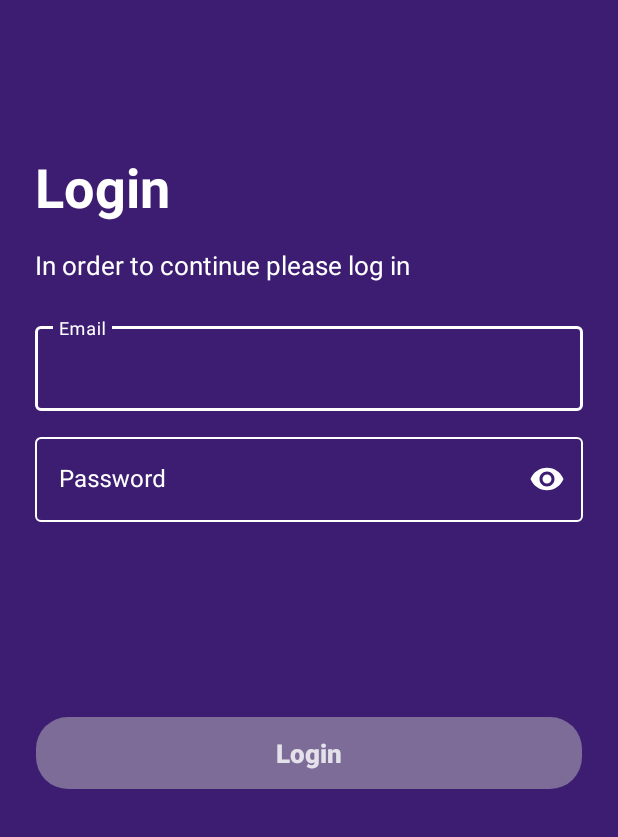
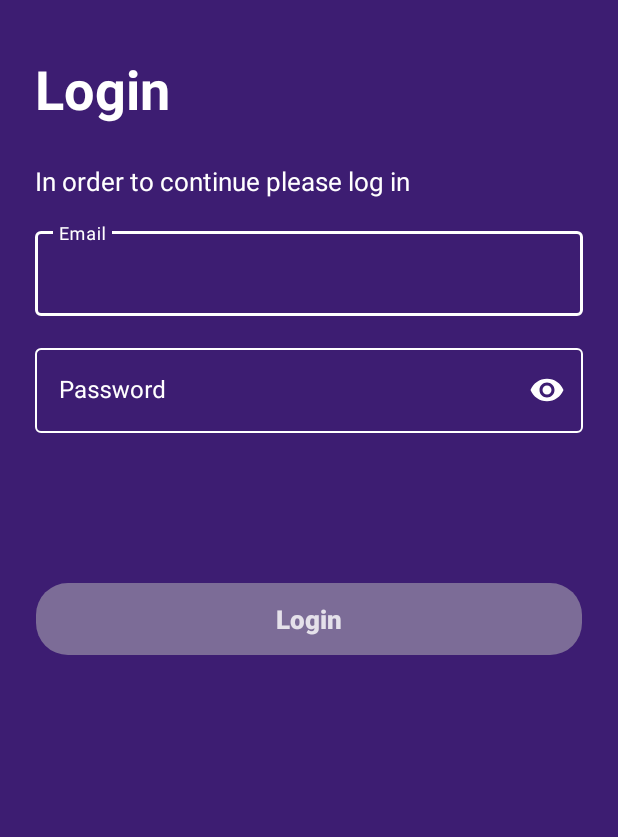
Before and after one commit to Pestilence01/infinum-academy-shows-app-Pestilence01, an Android app: the screen it shows after launch (LoginActivity), on a phone screen of 412 x 824 dp, the part 399-1236 px from its top. Run offline under Robolectric (Android 15) with nearby library versions, the phone set to English and light mode, and no system bars.

Commit message:
Added a Scroll View, polished the UI, changed all hardcoded values to constants

```diff
--- a/app/src/main/AndroidManifest.xml
+++ b/app/src/main/AndroidManifest.xml
@@ -19,7 +19,7 @@
             android:theme="@style/AppTheme.NoActionBar" >
 
             <intent-filter>
-                <action android:name="start_welcome_activity" />
+                <action android:name="start_welcome_activity" />  <!-- defined implicit intent to start activity -->
                 <category android:name="android.intent.category.DEFAULT" />
             </intent-filter>
 
@@ -30,7 +30,6 @@
             android:name=".LoginActivity"
             android:exported="true"
             android:screenOrientation="portrait"
-            android:windowSoftInputMode="adjustPan"
             android:theme="@style/AppTheme.NoActionBar"> <!-- A custom theme that hides the action bar -->
             <intent-filter>
                 <action android:name="android.intent.action.MAIN" />
--- /dev/null
+++ b/app/src/main/java/com/example/shows_lovre_nincevic_pestilence01/Constants.kt
@@ -0,0 +1,7 @@
+package com.example.shows_lovre_nincevic_pestilence01
+
+object Constants {
+
+    const val LOGIN_EMAIL_KEY: String = "login_email_key"
+
+}
--- a/app/src/main/java/com/example/shows_lovre_nincevic_pestilence01/LoginActivity.kt
+++ b/app/src/main/java/com/example/shows_lovre_nincevic_pestilence01/LoginActivity.kt
@@ -62,8 +62,9 @@ class LoginActivity : AppCompatActivity() {
 
             if(emailPattern.containsMatchIn(binding.ETEmailLogin.text.toString())) {
                 val intent: Intent = Intent("start_welcome_activity")   // This intent is IMPLICIT and is defined in the Android Manifest
-                intent.putExtra("EXTRA_EMAIL_KEY", binding.ETEmailLogin.text.toString())
+                intent.putExtra(Constants.LOGIN_EMAIL_KEY, binding.ETEmailLogin.text.toString())
                 startActivity(intent)
+                //finish()      -- if the user logs in, there is no reason for the Login activity to be active but for the purpose of testing I decided to leave this as is
                 Toast.makeText(this, "You have successfully logged in!", Toast.LENGTH_SHORT).show()
             }
             else {
--- a/app/src/main/java/com/example/shows_lovre_nincevic_pestilence01/WelcomeActivity.kt
+++ b/app/src/main/java/com/example/shows_lovre_nincevic_pestilence01/WelcomeActivity.kt
@@ -21,8 +21,8 @@ class WelcomeActivity : AppCompatActivity() {
         window.setFlags(WindowManager.LayoutParams.FLAG_FULLSCREEN, WindowManager.LayoutParams.FLAG_FULLSCREEN)
         // this line hides the top of the screen (battery life, time, wifi...) allowing the application to take up the entire screen
 
-        if(intent.hasExtra("EXTRA_EMAIL_KEY")){
-            email = intent.getStringExtra("EXTRA_EMAIL_KEY").toString()
+        if(intent.hasExtra(Constants.LOGIN_EMAIL_KEY)){
+            email = intent.getStringExtra(Constants.LOGIN_EMAIL_KEY).toString()
         }
 
         val result: String = "Welcome, " + email.split("@")[0] + "!"    // The split function returns a list of Strings so we can easily concatenate
--- a/app/src/main/res/layout/activity_login.xml
+++ b/app/src/main/res/layout/activity_login.xml
@@ -6,13 +6,19 @@
     xmlns:tools="http://schemas.android.com/tools"
     android:layout_width="match_parent"
     android:layout_height="match_parent"
-    android:fillViewport="true">
+    android:fillViewport="true"
+    app:layout_constraintBottom_toBottomOf="parent"
+    >
+
+
 
     <androidx.constraintlayout.widget.ConstraintLayout
+
         android:layout_width="match_parent"
         android:layout_height="wrap_content"
         android:background="@color/dark_purple"
-        tools:context=".LoginActivity">
+        tools:context=".LoginActivity"
+        >
 
 
         <ImageView
@@ -39,8 +45,8 @@
             android:id="@+id/IV_triangle_login"
             android:layout_width="wrap_content"
             android:layout_height="wrap_content"
-            android:layout_marginStart="56dp"
-            android:layout_marginTop="181dp"
+            android:layout_marginStart="@dimen/IV_triangle_login_margin_start"
+            android:layout_marginTop="@dimen/IV_triangle_login_margin_top"
             android:src="@drawable/triangle"
             app:layout_constraintStart_toStartOf="parent"
             app:layout_constraintTop_toTopOf="parent"
@@ -49,31 +55,90 @@
         <TextView
             android:layout_width="wrap_content"
             android:layout_height="wrap_content"
-            android:layout_marginStart="16dp"
-            android:text="Shows"
+            android:layout_marginStart="@dimen/TV_shows_margin_start"
+            android:layout_marginTop="@dimen/TV_shows_margin_top"
+            android:text="@string/app_name"
             android:textColor="@color/white"
-            android:textSize="34sp"
+            android:textSize="@dimen/TV_shows_text_size"
             android:textStyle="bold"
             app:layout_constraintStart_toEndOf="@+id/IV_triangle_login"
             app:layout_constraintTop_toTopOf="parent"
-            android:layout_marginTop="178dp"/>
+            />
+
+        <TextView
+            android:id="@+id/ET_login"
+            android:layout_width="match_parent"
+            android:layout_height="wrap_content"
+            android:text="@string/login"
+            android:textStyle="bold"
+            android:textSize="@dimen/ET_login_text_size"
+            android:textColor="@color/white"
+            android:layout_marginTop="@dimen/ET_login_margin_top"
+            android:layout_marginStart="@dimen/ET_login_margin_start"
+            app:layout_constraintStart_toStartOf="parent"
+            app:layout_constraintTop_toBottomOf="@id/IV_triangle_login"
+            />
+
+        <TextView
+            android:id="@+id/ET_please_log_in"
+            android:layout_width="match_parent"
+            android:layout_height="wrap_content"
+            android:text="@string/input_credentials"
+            android:textSize="@dimen/ET_please_login_text_size"
+            android:textColor="@color/white"
+            android:layout_marginTop="@dimen/ET_please_login_margin_top"
+            android:layout_marginStart="@dimen/ET_please_login_margin_start"
+            app:layout_constraintStart_toStartOf="parent"
+            app:layout_constraintTop_toBottomOf="@id/ET_login"
+            />
+
+
+        <com.google.android.material.textfield.TextInputLayout
+            android:id="@+id/TIL_email_login"
+            style="@style/Widget.MaterialComponents.TextInputLayout.OutlinedBox"
+            android:layout_width="match_parent"
+            android:layout_height="wrap_content"
+            android:layout_marginTop="@dimen/TIL_email_login_margin_top"
+            android:layout_marginEnd="@dimen/TIL_email_login_margin_end"
+            android:layout_marginStart="@dimen/TIL_email_login_margin_start"
+            android:hint="@string/email"
+            app:boxStrokeColor="@color/white"
+            android:textColorHint="@color/white"
+            android:backgroundTint="@color/white"
+            app:layout_constraintEnd_toEndOf="parent"
+            app:layout_constraintStart_toStartOf="parent"
+            app:layout_constraintTop_toBottomOf="@id/ET_please_log_in"
+            >
+
+            <com.google.android.material.textfield.TextInputEditText
+                android:id="@+id/ET_email_login"
+                android:layout_width="match_parent"
+                android:layout_height="wrap_content"
+                app:boxStrokeColor="@color/white"
+                android:textColorHint="@color/white"
+                android:textColor="@color/white"
+                android:textSize="@dimen/ET_email_login_text_size"
+                android:maxLength="35"
+                />
+        </com.google.android.material.textfield.TextInputLayout>
+
 
         <com.google.android.material.textfield.TextInputLayout
             android:id="@+id/TIL_password_login"
             style="@style/Widget.MaterialComponents.TextInputLayout.OutlinedBox"
             android:layout_width="match_parent"
             android:layout_height="wrap_content"
-            android:layout_marginBottom="130dp"
-            android:layout_marginEnd="23dp"
-            android:layout_marginStart="23dp"
+            android:layout_marginTop="@dimen/TIL_password_login_margin_top"
+            android:layout_marginEnd="@dimen/TIL_password_login_margin_end"
+            android:layout_marginStart="@dimen/TIL_password_login_margin_start"
             app:passwordToggleEnabled="true"
             app:endIconMode="password_toggle"
-            android:hint="Password"
+            android:hint="@string/password"
             app:boxStrokeColor="@color/white"
             android:textColorHint="@color/white"
             app:layout_constraintEnd_toEndOf="parent"
             app:layout_constraintStart_toStartOf="parent"
-            app:layout_constraintBottom_toTopOf="@id/button_login"
+            app:layout_constraintTop_toBottomOf="@id/TIL_email_login"
             >
 
             <com.google.android.material.textfield.TextInputEditText
@@ -84,87 +149,33 @@
                 app:boxStrokeColor="@color/white"
                 android:textColorHint="@color/white"
                 android:textColor="@color/white"
-                android:textSize="16sp"
+                android:textSize="@dimen/ET_password_login_text_size"
                 android:maxLength="25"
                 />
         </com.google.android.material.textfield.TextInputLayout>
 
-        <com.google.android.material.textfield.TextInputLayout
-            android:id="@+id/TIL_email_login"
-            style="@style/Widget.MaterialComponents.TextInputLayout.OutlinedBox"
-            android:layout_width="match_parent"
-            android:layout_height="wrap_content"
-            android:layout_marginBottom="12dp"
-            android:layout_marginEnd="23dp"
-            android:layout_marginStart="23dp"
-            android:hint="Email"
-            app:boxStrokeColor="@color/white"
-            android:textColorHint="@color/white"
-            android:backgroundTint="@color/white"
-            app:layout_constraintEnd_toEndOf="parent"
-            app:layout_constraintStart_toStartOf="parent"
-            app:layout_constraintBottom_toTopOf="@id/TIL_password_login"
-            >
 
-            <com.google.android.material.textfield.TextInputEditText
-                android:id="@+id/ET_email_login"
-                android:layout_width="match_parent"
-                android:layout_height="wrap_content"
-                app:boxStrokeColor="@color/white"
-                android:textColorHint="@color/white"
-                android:textColor="@color/white"
-                android:textSize="16sp"
-                android:maxLength="35"
-                />
-        </com.google.android.material.textfield.TextInputLayout>
-
-        <TextView
-            android:id="@+id/ET_please_log_in"
-            android:layout_width="match_parent"
-            android:layout_height="wrap_content"
-            android:text="In order to continue please log in"
-            android:textSize="17sp"
-            android:textColor="@color/white"
-            android:layout_marginBottom="23dp"
-            android:layout_marginStart="23dp"
-            app:layout_constraintStart_toStartOf="parent"
-            app:layout_constraintBottom_toTopOf="@id/TIL_email_login"
-            />
-
-        <TextView
-            android:id="@+id/ET_login"
-            android:layout_width="match_parent"
-            android:layout_height="wrap_content"
-            android:text="Login"
-            android:textStyle="bold"
-            android:textSize="36sp"
-            android:textColor="@color/white"
-            android:layout_marginBottom="16dp"
-            android:layout_marginStart="23dp"
-            app:layout_constraintStart_toStartOf="parent"
-            app:layout_constraintBottom_toTopOf="@id/ET_please_log_in"
-            />
-
+        <!-- for this button I had to add the TopToBottomOf constraint because if I put BottomToBottomOf it would mess up the Scroll view -->
         <androidx.appcompat.widget.AppCompatButton
             android:id="@+id/button_login"
             android:layout_width="match_parent"
             android:layout_height="wrap_content"
-            app:layout_constraintBottom_toBottomOf="parent"
+            app:layout_constraintTop_toBottomOf="@id/TIL_password_login"
             android:background="@drawable/rounded_button_login_toggled_on"
             android:enabled="false"
-            android:layout_marginStart="24dp"
-            android:layout_marginEnd="24dp"
-            android:layout_marginBottom="32dp"
+            android:layout_marginStart="@dimen/button_login_margin_start"
+            android:layout_marginEnd="@dimen/button_login_margin_end"
+            android:layout_marginTop="@dimen/button_login_margin_top"
             android:textAllCaps="false"
-            android:text="Login"
-            android:textSize="17sp"
+            android:text="@string/login"
+            android:textSize="@dimen/button_login_text_size"
             android:textColor="@drawable/button_text_color_login"
             android:textStyle="bold"
             />
 
 
-
     </androidx.constraintlayout.widget.ConstraintLayout>
 
 
+
 </ScrollView>
--- a/app/src/main/res/layout/activity_welcome.xml
+++ b/app/src/main/res/layout/activity_welcome.xml
@@ -34,10 +34,10 @@
         app:layout_constraintStart_toStartOf="parent"
         app:layout_constraintEnd_toEndOf="parent"
         app:layout_constraintTop_toBottomOf="@id/welcome_screen_logo"
-        android:layout_marginTop="31dp"
-        android:text="Welcome"
-        android:textSize="17sp"
+        android:layout_marginTop="@dimen/TV_welcome_screen_email_margin_top"
+        android:textSize="@dimen/TV_welcome_screen_email_text_size"
         android:textStyle="bold"
+        android:text="@string/welcome"
 
         />
 
--- /dev/null
+++ b/app/src/main/res/values/dimens.xml
@@ -0,0 +1,41 @@
+<?xml version="1.0" encoding="utf-8"?>
+<resources>
+
+    <dimen name="IV_triangle_login_margin_start">56dp</dimen>
+    <dimen name="IV_triangle_login_margin_top">181dp</dimen>
+
+    <dimen name="TV_shows_margin_start">16dp</dimen>
+    <dimen name="TV_shows_margin_top">178dp</dimen>
+    <dimen name="TV_shows_text_size">34sp</dimen>
+
+    <dimen name="TIL_password_login_margin_top">16dp</dimen>
+    <dimen name="TIL_password_login_margin_end">23dp</dimen>
+    <dimen name="TIL_password_login_margin_start">23dp</dimen>
+
+    <dimen name="ET_password_login_text_size">16sp</dimen>
+
+    <dimen name="TIL_email_login_margin_top">16dp</dimen>
+    <dimen name="TIL_email_login_margin_end">23dp</dimen>
+    <dimen name="TIL_email_login_margin_start">23dp</dimen>
+
+    <dimen name="ET_email_login_text_size">16sp</dimen>
+
+    <dimen name="ET_please_login_margin_top">25dp</dimen>
+    <dimen name="ET_please_login_margin_start">23dp</dimen>
+    <dimen name="ET_please_login_text_size">17sp</dimen>
+
+    <dimen name="ET_login_text_size">36sp</dimen>
+    <dimen name="ET_login_margin_top">80dp</dimen>
+    <dimen name="ET_login_margin_start">23dp</dimen>
+
+    <dimen name="button_login_margin_start">24dp</dimen>
+    <dimen name="button_login_margin_end">24dp</dimen>
+    <dimen name="button_login_margin_top">100dp</dimen>
+    <dimen name="button_login_text_size">17sp</dimen>
+
+    <dimen name="TV_welcome_screen_email_text_size">17sp</dimen>
+    <dimen name="TV_welcome_screen_email_margin_top">31dp</dimen>
+
+
+
+</resources>
--- a/app/src/main/res/values/strings.xml
+++ b/app/src/main/res/values/strings.xml
@@ -2,5 +2,10 @@
     <string name="app_name">Shows</string>
 
     <string name="content_description">login_image</string>
+    <string name="input_credentials">In order to continue please log in</string>
+    <string name="login">Login</string>
+    <string name="email">Email</string>
+    <string name="password">Password</string>
 
+    <string name="welcome">Welcome</string>
 </resources>
```
